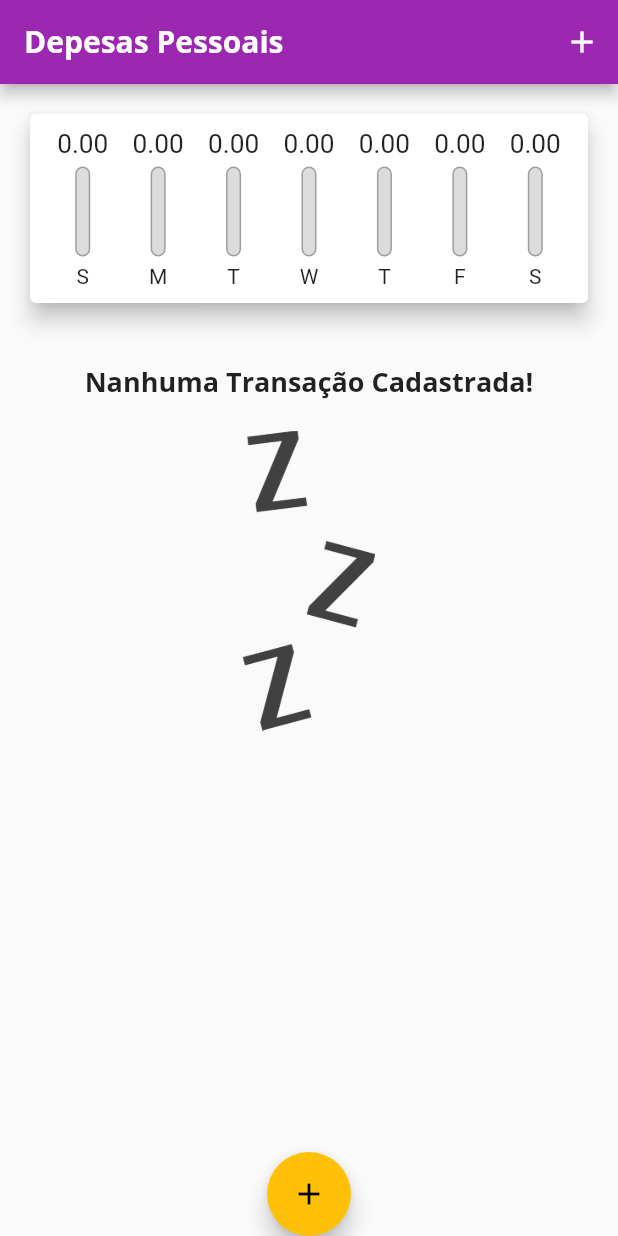
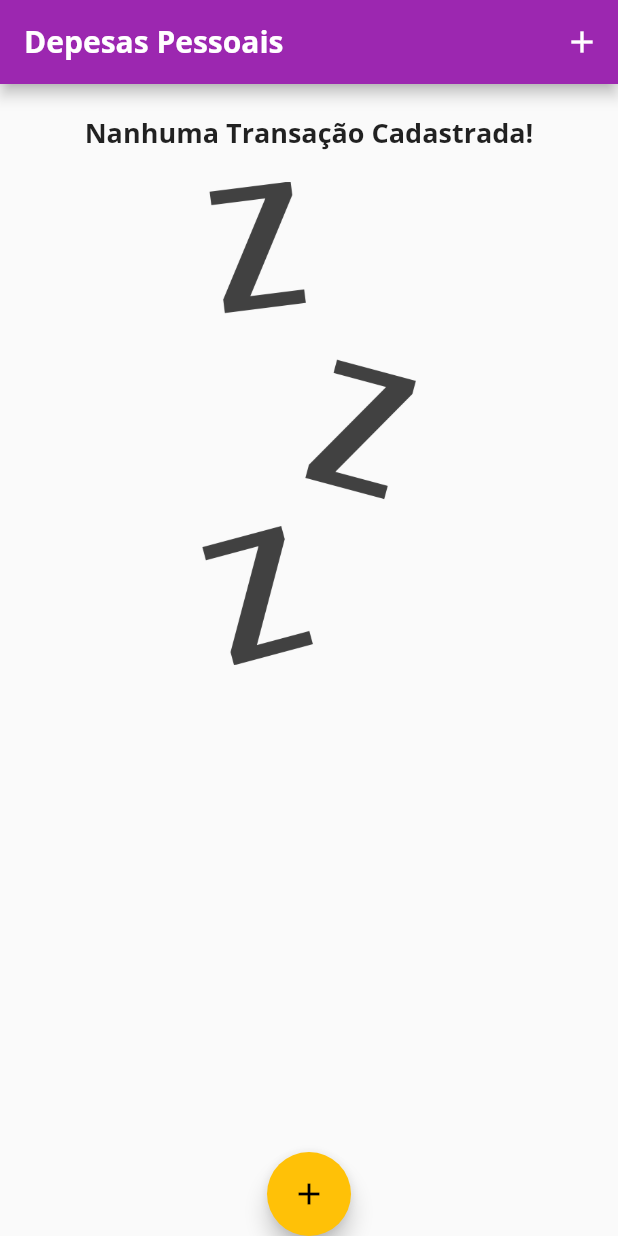
Before and after one commit to ademir2011/app02.1expenses_responsive, a Flutter app: the screen it shows after launch, on a phone screen of 412 x 824 dp. Run offline on Flutter 3.47's test engine with Material 2 defaults, Android fonts, the phone set to English and light mode, and no system bars.

Commit message:
alteração botão gráfico

```diff
--- a/lib/components/chart_bar.dart
+++ b/lib/components/chart_bar.dart
@@ -9,17 +9,19 @@ class ChartBar extends StatelessWidget {
 
   @override
   Widget build(BuildContext context) {
+    return LayoutBuilder(
+      builder: (ctx, constraints) {
         return Column(
           children: [
             Container(
-          height: 20,
+              height: constraints.maxHeight * 0.15,
               child: FittedBox(
                 child: Text('${value.toStringAsFixed(2)}'),
               ),
             ),
-        SizedBox(height: 5),
+            SizedBox(height: constraints.maxHeight * 0.05),
             Container(
-          height: 60,
+              height: constraints.maxHeight * 0.6,
               width: 10,
               child: Stack(
                 alignment: Alignment.bottomCenter,
@@ -46,9 +48,14 @@ class ChartBar extends StatelessWidget {
                 ],
               ),
             ),
-        SizedBox(height: 5),
-        Text(label),
+            SizedBox(height: constraints.maxHeight * 0.05),
+            Container(
+              height: constraints.maxHeight * 0.15,
+              child: FittedBox(child: Text(label)),
+            ),
           ],
+        );
+      },
     );
   }
 }
--- a/lib/components/transaction_list.dart
+++ b/lib/components/transaction_list.dart
@@ -10,25 +10,27 @@ class TransactionList extends StatelessWidget {
   @override
   Widget build(BuildContext context) {
     return Container(
-      height: 430,
+      height: MediaQuery.of(context).size.height * 0.5,
       child: transactions.isEmpty
-          ? Column(
+          ? LayoutBuilder(builder: (ctx, constraints) {
+              return Column(
                 children: [
-                const SizedBox(height: 20),
+                  SizedBox(height: 20),
                   Text(
                     'Nanhuma Transação Cadastrada!',
                     style: Theme.of(context).textTheme.headline6,
                   ),
-                const SizedBox(height: 20),
+                  SizedBox(height: 20),
                   Container(
-                  height: 200,
+                    height: constraints.maxHeight * 0.6,
                     child: Image.asset(
                       'assets/images/waiting.png',
                       fit: BoxFit.cover,
                     ),
                   ),
                 ],
-            )
+              );
+            })
           : ListView.builder(
               itemBuilder: (ctx, index) {
                 final tr = transactions[index];
--- a/lib/main.dart
+++ b/lib/main.dart
@@ -53,6 +53,7 @@ class MyHomePage extends StatefulWidget {
 
 class _MyHomePageState extends State<MyHomePage> {
   final List<Transaction> _transactions = [];
+  bool _showChart = false;
 
   List<Transaction> get _recentTransaction {
     return _transactions.where((tr) {
@@ -94,17 +95,51 @@ class _MyHomePageState extends State<MyHomePage> {
 
   @override
   Widget build(BuildContext context) {
+    bool isLandscape = MediaQuery.of(context).orientation == Orientation.landscape;
+
+    final appBar = AppBar(
+      title: const Text('Depesas Pessoais'),
+      actions: [
+        if (isLandscape)
+          IconButton(
+            icon: Icon(_showChart ? Icons.list : Icons.show_chart),
+            onPressed: () {
+              setState(() {
+                _showChart = !_showChart;
+              });
+            },
+          ),
+        IconButton(onPressed: () => _openTransactionFormModal(context), icon: const Icon(Icons.add)),
+      ],
+    );
+
+    final availablelHeight =
+        MediaQuery.of(context).size.height - appBar.preferredSize.height - MediaQuery.of(context).padding.top;
+
     return Scaffold(
-      appBar: AppBar(
-        title: const Text('Depesas Pessoais'),
-        actions: [IconButton(onPressed: () => _openTransactionFormModal(context), icon: const Icon(Icons.add))],
-      ),
+      appBar: appBar,
       body: SingleChildScrollView(
         child: Column(
           crossAxisAlignment: CrossAxisAlignment.stretch,
           children: [
-            Chart(_recentTransaction),
-            TransactionList(_transactions, _removeTransaction),
+            if (isLandscape)
+              // Row(
+              //   mainAxisAlignment: MainAxisAlignment.center,
+              //   children: [
+              //     Text('Exibir Gráfico'),
+              //     Switch(
+              //         value: _showChart,
+              //         onChanged: (value) {
+              //           setState(() {
+              //             _showChart = value;
+              //           });
+              //         }),
+              //   ],
+              // ),
+              if (_showChart || !isLandscape)
+                Container(height: availablelHeight * (isLandscape ? 0.7 : 0.3), child: Chart(_recentTransaction)),
+            if (!_showChart || !isLandscape)
+              Container(height: availablelHeight * 0.7, child: TransactionList(_transactions, _removeTransaction)),
           ],
         ),
       ),
```
Lines whose indentation alone changed are shown as unchanged.
